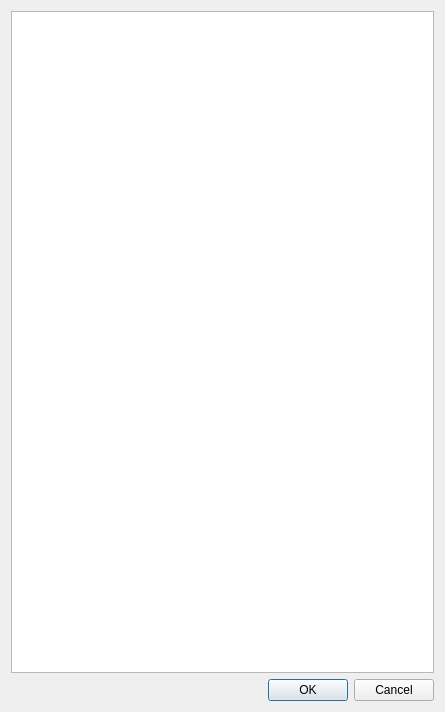
The window that attribute_editor_dialog_base.ui (RedGradient/QGIS-Attribute-Editor-plugin) describes before a commit, drawn with Qt 5.
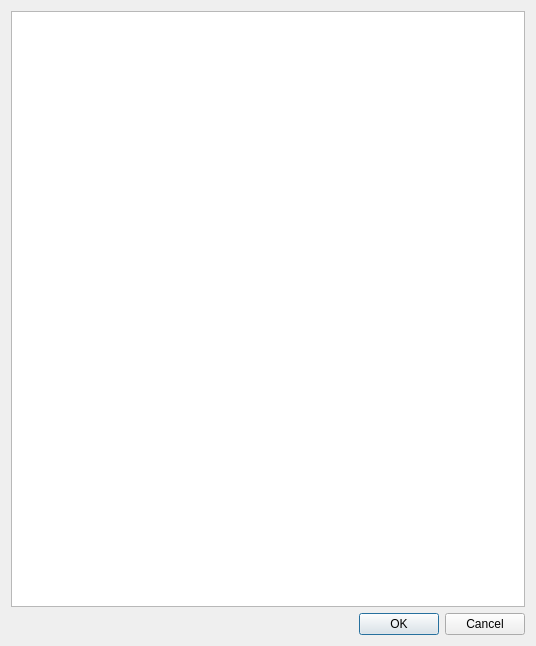
The same window after the commit.

```diff
--- a/attribute_editor_dialog_base.ui
+++ b/attribute_editor_dialog_base.ui
@@ -6,8 +6,8 @@
    <rect>
     <x>0</x>
     <y>0</y>
-    <width>445</width>
-    <height>712</height>
+    <width>536</width>
+    <height>646</height>
    </rect>
   </property>
   <property name="windowTitle">
```
Left out of the diff: 3 changed lines with no effect on the pictures.
